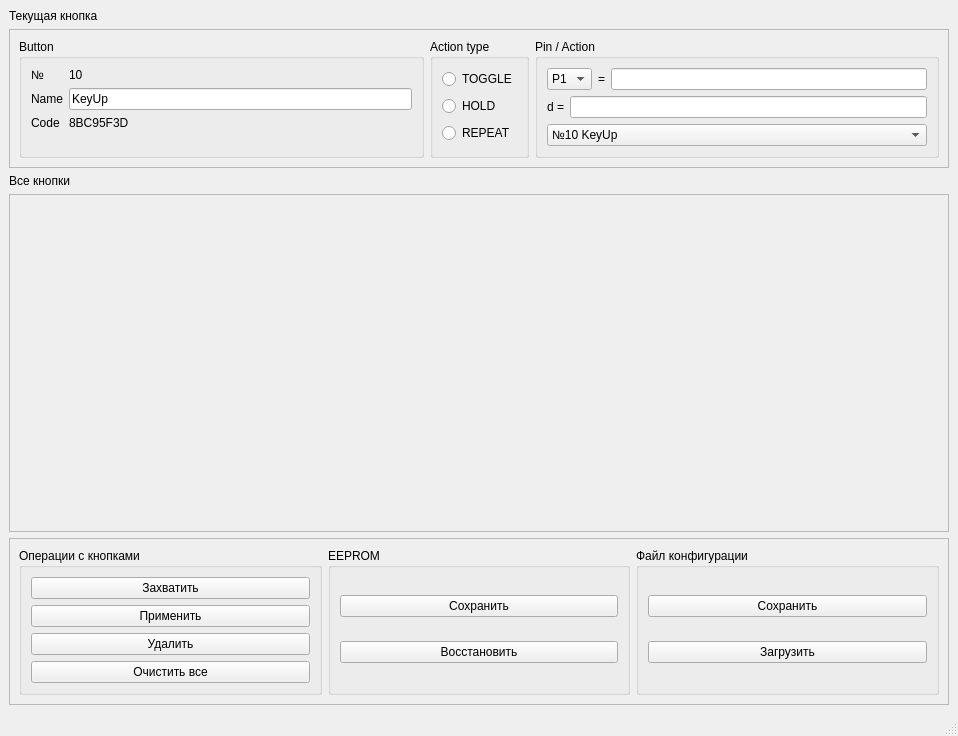
The window that MainWindow.ui (dmokin2022/IRremotePCconfig) describes before a commit, drawn with Qt 5.
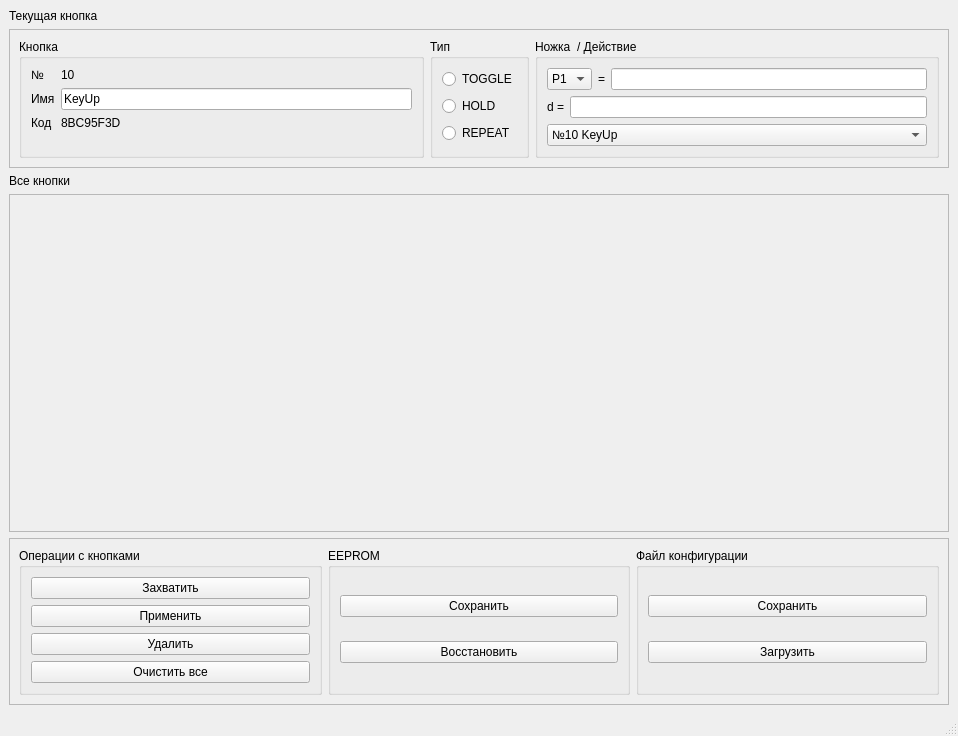
The same window after the commit.

Commit message: Даны понятные названия элементам интерфейса. Выделена в отдельный класс строка настроек кнопки

Patch:
```diff
--- a/MainWindow.ui
+++ b/MainWindow.ui
@@ -39,7 +39,7 @@
          <item>
           <widget class="QGroupBox" name="groupBox_3">
            <property name="title">
-            <string>Button</string>
+            <string>Кнопка</string>
            </property>
            <layout class="QVBoxLayout" name="verticalLayout_3">
             <item>
@@ -63,14 +63,14 @@
                 <item row="1" column="0">
                  <widget class="QLabel" name="label_3">
                   <property name="text">
-                   <string>Name</string>
+                   <string>Имя</string>
                   </property>
                  </widget>
                 </item>
                 <item row="2" column="0">
                  <widget class="QLabel" name="label_5">
                   <property name="text">
-                   <string>Code</string>
+                   <string>Код</string>
                   </property>
                  </widget>
                 </item>
@@ -98,7 +98,7 @@
          <item>
           <widget class="QGroupBox" name="groupBox_2">
            <property name="title">
-            <string>Action type</string>
+            <string>Тип</string>
            </property>
            <layout class="QVBoxLayout" name="verticalLayout_7">
             <item>
@@ -131,7 +131,7 @@
          <item>
           <widget class="QGroupBox" name="groupBox">
            <property name="title">
-            <string>Pin / Action</string>
+            <string>Ножка  / Действие</string>
            </property>
            <layout class="QVBoxLayout" name="verticalLayout_6">
             <item>
```
Left out of the diff: 103 changed lines with no effect on the pictures. The commit also changes 4 other files.
